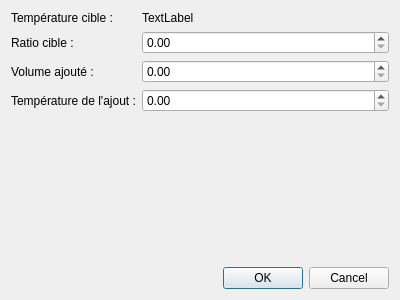
Qt form stepAdjust.ui (314r/joliebulle) before a commit.
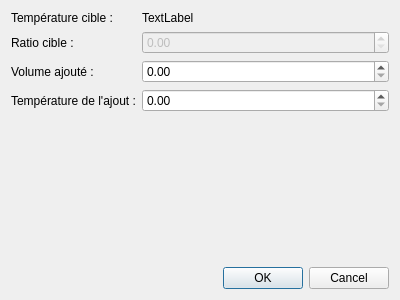
The same form after that commit.

The edit to the form file:
```diff
--- a/stepAdjust.ui
+++ b/stepAdjust.ui
@@ -52,7 +52,11 @@
       </widget>
      </item>
      <item row="1" column="1">
-      <widget class="QDoubleSpinBox" name="doubleSpinBoxTargetRatio"/>
+      <widget class="QDoubleSpinBox" name="doubleSpinBoxTargetRatio">
+       <property name="enabled">
+        <bool>false</bool>
+       </property>
+      </widget>
      </item>
      <item row="2" column="1">
       <widget class="QDoubleSpinBox" name="doubleSpinBoxInfuseAmount"/>
```
